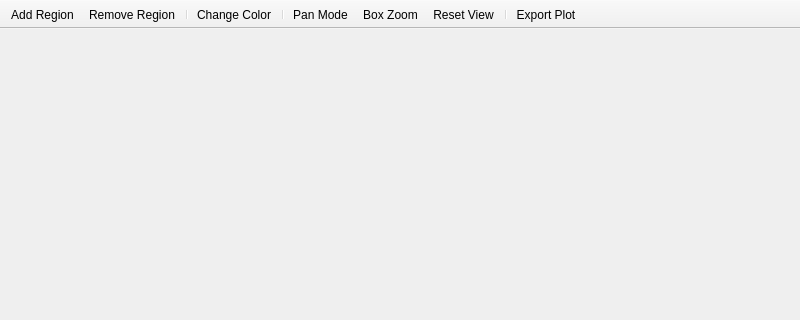
First picture: the form in specviz/widgets/ui/plot_window.ui, repository spacetelescope/specviz, before the edit; both pictures show x 0 to 800 and y 0 to 320 of the 800 by 600 pixel window.
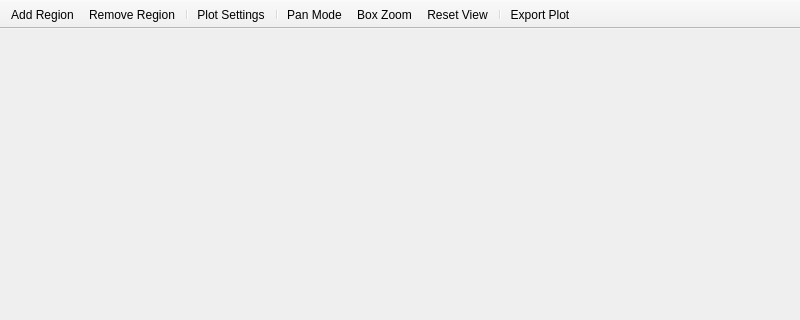
Second picture: the form after the edit. Icons and pictures are not drawn.

Commit message: Allow changing line width with performance improvements

```diff
--- a/specviz/widgets/ui/plot_window.ui
+++ b/specviz/widgets/ui/plot_window.ui
@@ -66,7 +66,7 @@
    <addaction name="linear_region_action"/>
    <addaction name="remove_region_action"/>
    <addaction name="separator"/>
-   <addaction name="change_color_action"/>
+   <addaction name="plot_settings_action"/>
    <addaction name="separator"/>
    <addaction name="pan_mode_action"/>
    <addaction name="zoom_mode_action"/>
@@ -180,6 +180,18 @@
     <string>Enable plot box zooming</string>
    </property>
   </action>
+  <action name="plot_settings_action">
+   <property name="icon">
+    <iconset resource="../../data/resources/resources.qrc">
+     <normaloff>:/icons/configuration.svg</normaloff>:/icons/configuration.svg</iconset>
+   </property>
+   <property name="text">
+    <string>Plot Settings</string>
+   </property>
+   <property name="toolTip">
+    <string>Plot settings</string>
+   </property>
+  </action>
  </widget>
  <resources>
   <include location="../../data/resources/resources.qrc"/>
```
The commit also changes 1 other file.
